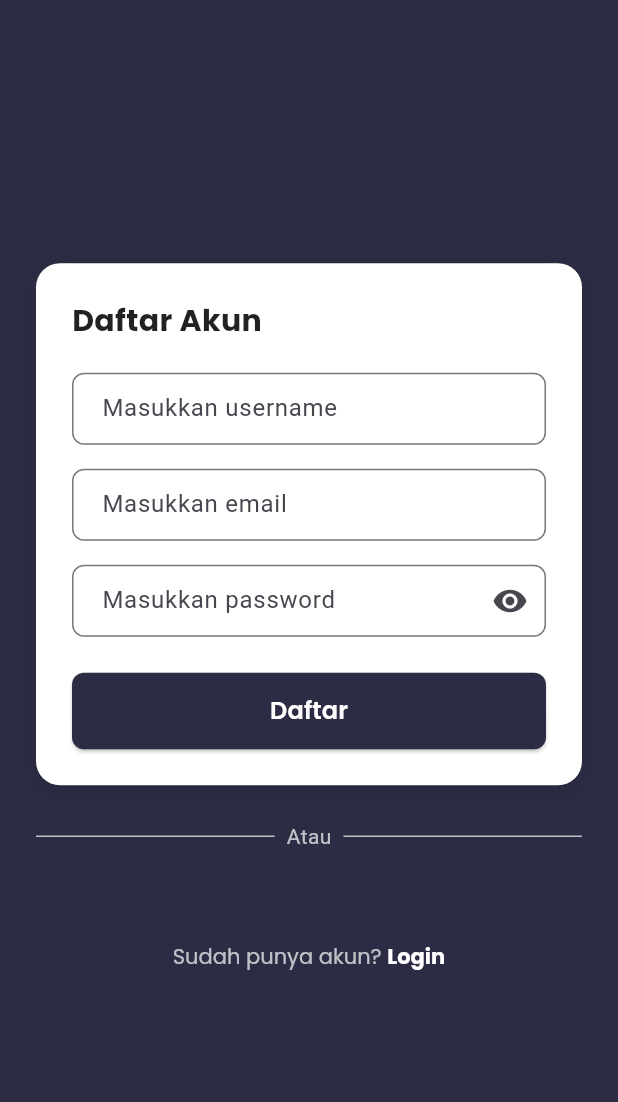
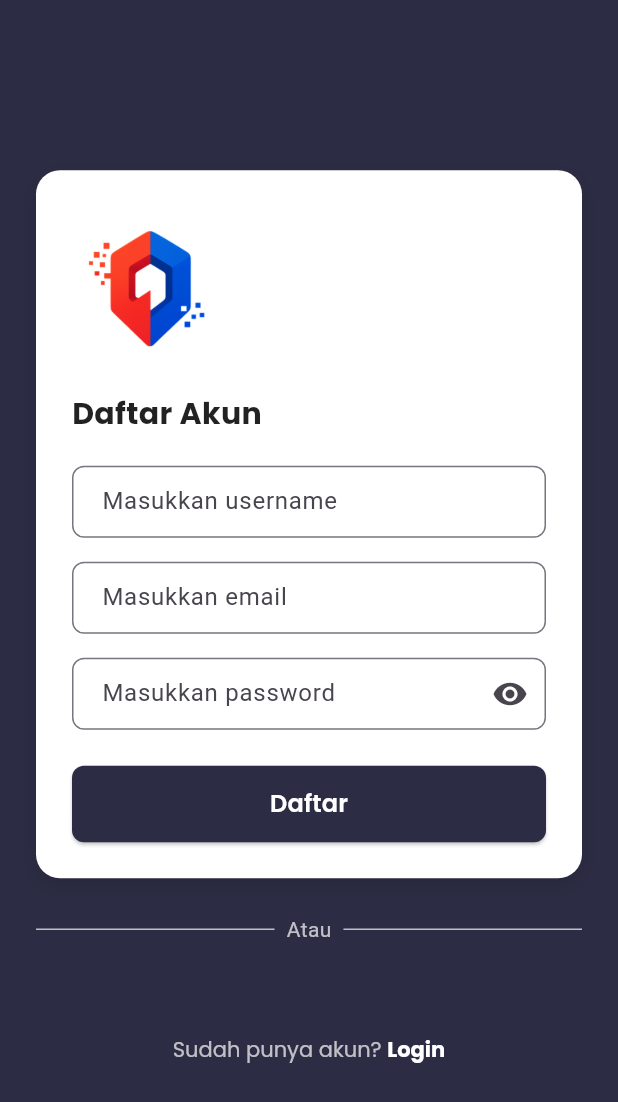
Before and after one commit to MochRaflyPratama/higertech_mobile_v2, a Flutter app: the screen it shows after launch, after a tap on an icon or button, on a phone screen of 412 x 824 dp. Shown: the top 1102 px of the screen. Run offline on Flutter 3.47's test engine with Material 3 defaults, Android fonts, the phone set to English and light mode, and no system bars; our stand-ins replace geolocator, get, google_fonts, google_maps_flutter, image_picker, shared_preferences.

Commit message:
Rubah logo Splash, Login dan Register

```diff
--- a/lib/app/screens/login/login_screen.dart
+++ b/lib/app/screens/login/login_screen.dart
@@ -42,8 +42,13 @@ class _LoginScreenState extends State<LoginScreen> {
                     ],
                   ),
                   child: Column(
-                    crossAxisAlignment: CrossAxisAlignment.start,
+                    crossAxisAlignment: CrossAxisAlignment.center,
                     children: [
+                Image.asset(
+                  'assets/images/LogoHigertrack.png',
+                    height: 100,
+                    ),
+                   const SizedBox(height: 24),
                       Text(
                         'Masuk Akun',
                         style: GoogleFonts.poppins(
@@ -56,7 +61,7 @@ class _LoginScreenState extends State<LoginScreen> {
                       TextField(
                         controller: emailController,
                         decoration: InputDecoration(
-                          hintText: 'Masukkan email atau username',
+                          hintText: 'Masukkan email ',
                           border: OutlineInputBorder(
                             borderRadius: BorderRadius.circular(8),
                           ),
@@ -71,7 +76,7 @@ class _LoginScreenState extends State<LoginScreen> {
                         controller: passwordController,
                         obscureText: _obscurePassword,
                         decoration: InputDecoration(
-                          hintText: 'Masukkan password anda',
+                          hintText: 'Masukkan password ',
                           suffixIcon: IconButton(
                             icon: Icon(
                               _obscurePassword
--- a/lib/app/screens/login/register_screen.dart
+++ b/lib/app/screens/login/register_screen.dart
@@ -44,6 +44,11 @@ class _RegisterScreenState extends State<RegisterScreen> {
                   child: Column(
                     crossAxisAlignment: CrossAxisAlignment.start,
                     children: [
+                Image.asset(
+                  'assets/images/LogoHigertrack.png',
+                    height: 100,
+                    ),
+                  const SizedBox(height: 24),
                       Text(
                         'Daftar Akun',
                         style: GoogleFonts.poppins(
--- a/lib/app/screens/splash/splash_screen.dart
+++ b/lib/app/screens/splash/splash_screen.dart
@@ -29,13 +29,13 @@ class _SplashScreenState extends State<SplashScreen> {
           children: [
             // Logo animasi atau gambar
             Image.asset(
-              'assets/images/hgt.png',
+              'assets/images/LogoHigertrack.png',
               height: 120,
             ),
             const SizedBox(height: 24),
             // Nama aplikasi
             Text(
-              "GPS Mapp",
+              "Higertrack",
               style: TextStyle(
                 fontSize: 26,
                 fontWeight: FontWeight.bold,
--- a/pubspec.yaml
+++ b/pubspec.yaml
@@ -41,6 +41,7 @@ flutter:
   assets:
     - assets/images/hgt.png
     - assets/images/higertech.png
+    - assets/images/LogoHigertrack.png
 
 
   uses-material-design: true
```
Also changed, not shown: assets/images/LogoHigertrack.png (added), pubspec.lock.
